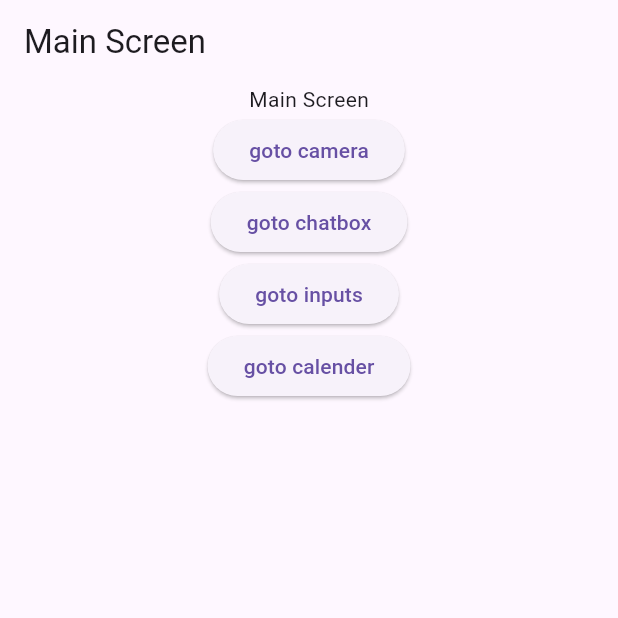
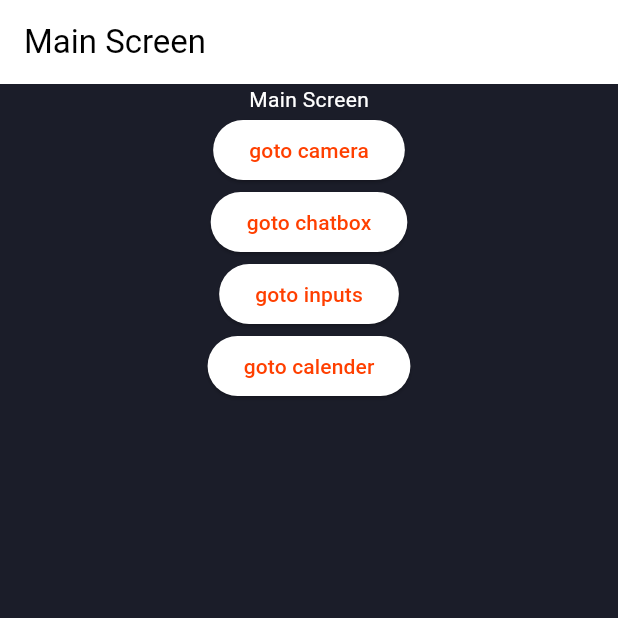
Before and after one commit to samuel5721/chatfit, a Flutter app: the screen it shows after launch, on a phone screen of 412 x 824 dp, the top half of it. Run offline on Flutter 3.47's test engine with Material 3 defaults, Android fonts, the phone set to English and light mode, and no system bars; our stand-ins replace firebase_core, firebase_storage, flutter_calendar_carousel, flutter_tts, image_picker; accounts and stored records are empty.

Commit message:
build: bug fix, theme color

```diff
--- a/lib/main.dart
+++ b/lib/main.dart
@@ -1,5 +1,5 @@
 import 'package:flutter/material.dart';
-import 'package:second_application/routes.dart';
+import 'package:chatfit/routes.dart';
 import 'package:firebase_core/firebase_core.dart';
 
 void main() async {
@@ -21,7 +21,15 @@ class _MyAppState extends State<MyApp> {
     return MaterialApp(
       title: 'Flutter Demo',
       theme: ThemeData(
-        primarySwatch: Colors.blue,
+        primaryColor: const Color(0xff1B1D29),
+        scaffoldBackgroundColor: const Color(0xff1B1D29),
+        colorScheme: ColorScheme.fromSwatch().copyWith(
+          primary: const Color(0xffFF3F00),
+        ),
+        textTheme: Typography.blackMountainView.apply(
+          bodyColor: Colors.white,
+          displayColor: Colors.white,
+        ),
       ),
       routes: routes,
     );
--- a/lib/routes.dart
+++ b/lib/routes.dart
@@ -1,9 +1,10 @@
+import 'package:chatfit/screens/initial_screens/first_servey_screen.dart';
 import 'package:flutter/material.dart';
-import 'package:second_application/screens/calender_screen.dart';
-import 'package:second_application/screens/camera_screen.dart';
-import 'package:second_application/screens/chat_box_screen.dart';
-import 'package:second_application/screens/inputs_screen.dart';
-import 'package:second_application/screens/main_screen.dart';
+import 'package:chatfit/screens/calender_screen.dart';
+import 'package:chatfit/screens/camera_screen.dart';
+import 'package:chatfit/screens/chat_box_screen.dart';
+import 'package:chatfit/screens/inputs_screen.dart';
+import 'package:chatfit/screens/main_screen.dart';
 
 final routes = {
   '/': (BuildContext context) => const MainScreen(),
@@ -13,4 +14,5 @@ final routes = {
   '/calender': (BuildContext context) => const CalenderScreen(
         title: 'calender',
       ),
+  '/firstservey': (BuildContext context) => const FirstServeyScreen(),
 };
--- a/pubspec.yaml
+++ b/pubspec.yaml
@@ -1,4 +1,4 @@
-name: second_application
+name: chatfit
 description: A new Flutter project.
 # The following line prevents the package from being accidentally published to
 # pub.dev using `flutter pub publish`. This is preferred for private packages.
```
